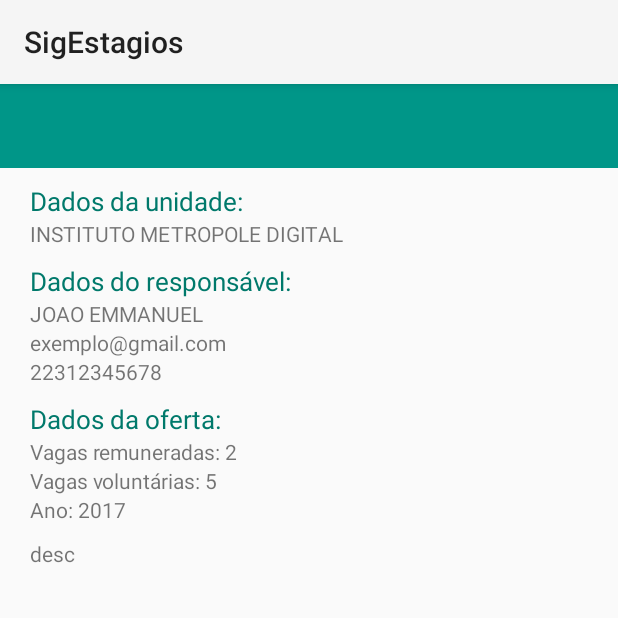
After one commit to YuriAlessandro/SIGOP, an Android app: the TeacherAssistantShowActivity screen opened directly, with no data from a screen before it, on a phone screen of 412 x 824 dp, the top half of it. The commit adds this screen. Run offline under Robolectric (Android 15) with nearby library versions, the phone set to English and light mode, and no system bars; 3 statements that could not run were skipped.

Commit message:
Add activities #20

```diff
--- /dev/null
+++ b/app/src/main/java/br/ufrn/sigestagios/activities/TeacherAssistantShowActivity.java
@@ -0,0 +1,60 @@
+package br.ufrn.sigestagios.activities;
+
+import android.os.Bundle;
+import android.support.v7.app.AppCompatActivity;
+import android.widget.TextView;
+
+import br.ufrn.sigestagios.R;
+import br.ufrn.sigestagios.models.TeacherAssistant;
+
+/**
+ * Created by Joao on 02/12/2017.
+ */
+
+public class TeacherAssistantShowActivity extends AppCompatActivity {
+    TeacherAssistant offer;
+    TextView description, term, email, year, cpf_cnpj, responsible, positionsRemunerated, positionsVolunteers;
+
+    @Override
+    protected void onCreate(Bundle savedInstanceState) {
+        super.onCreate(savedInstanceState);
+        setContentView(R.layout.teacher_assistant_show_activity);
+
+        offer = new TeacherAssistant (
+                "desc",
+                "INSTITUTO METROPOLE DIGITAL",
+                0 ,
+                "exemplo@gmail.com",
+                2017 ,
+                "22312345678",
+                2,
+                2,
+                "JOAO EMMANUEL",
+                5,
+                2);
+
+        description = (TextView) findViewById(R.id.taDesc);
+        description.setText(offer.getDescription());
+
+        term = (TextView) findViewById(R.id.taTerm);
+        term.setText(offer.getTerm());
+
+        email = (TextView) findViewById(R.id.taEmail);
+        email.setText(offer.getEmail());
+
+        year = (TextView) findViewById(R.id.taYear);
+        year.setText(offer.getYear());
+
+        cpf_cnpj = (TextView) findViewById(R.id.taCpf_cnpj);
+        cpf_cnpj.setText(offer.getCpf_cnpj());
+
+        responsible = (TextView) findViewById(R.id.taResponsible);
+        responsible.setText(offer.getResponsible());
+
+        positionsRemunerated = (TextView) findViewById(R.id.taPositionsRemunerated);
+        positionsRemunerated.setText(offer.getPositionsRemunerated());
+
+        positionsVolunteers = (TextView) findViewById(R.id.taPositionsVolunteers);
+        positionsVolunteers.setText(offer.getPositionsVolunteers());
+    }
+}
--- a/app/src/main/java/br/ufrn/sigestagios/models/AssociatedAction.java
+++ b/app/src/main/java/br/ufrn/sigestagios/models/AssociatedAction.java
@@ -8,12 +8,12 @@ import java.io.Serializable;
 
 public class AssociatedAction extends Offer implements Serializable {
     private int year;
-    private int cpf_cnpj;
+    private long cpf_cnpj;
     private String responsible;
     private int positionsRemunerated;
     private int idProject;
 
-    public AssociatedAction(String description, String term, int idTerm, String email, int year, int cpf_cnpj, String responsible, int positionsRemunerated, int idProject) {
+    public AssociatedAction(String description, String term, int idTerm, String email, int year, long cpf_cnpj, String responsible, int positionsRemunerated, int idProject) {
         super(description, term, idTerm, email);
         this.year = year;
         this.cpf_cnpj = cpf_cnpj;
@@ -26,7 +26,7 @@ public class AssociatedAction extends Offer implements Serializable {
         return year;
     }
 
-    public int getCpf_cnpj() {
+    public long getCpf_cnpj() {
         return cpf_cnpj;
     }
 
--- a/app/src/main/java/br/ufrn/sigestagios/models/Extension.java
+++ b/app/src/main/java/br/ufrn/sigestagios/models/Extension.java
@@ -8,13 +8,13 @@ import java.io.Serializable;
 
 public class Extension extends Offer implements Serializable {
     private int year;
-    private int cpf_cnpj;
+    private long cpf_cnpj;
     private String responsible;
     private int positionsRemunerated;
     private int idProject;
     private int idProjectExtension;
 
-    public Extension(String description, String term, int idTerm, String email, int year, int cpf_cnpj, String responsible, int positionsRemunerated, int idProject, int idProjectExtension) {
+    public Extension(String description, String term, int idTerm, String email, int year, long cpf_cnpj, String responsible, int positionsRemunerated, int idProject, int idProjectExtension) {
         super(description, term, idTerm, email);
         this.year = year;
         this.cpf_cnpj = cpf_cnpj;
@@ -28,7 +28,7 @@ public class Extension extends Offer implements Serializable {
         return year;
     }
 
-    public int getCpf_cnpj() {
+    public long getCpf_cnpj() {
         return cpf_cnpj;
     }
 
--- a/app/src/main/res/layout/teacher_assistant_show_activity.xml
+++ b/app/src/main/res/layout/teacher_assistant_show_activity.xml
@@ -29,9 +29,9 @@
                 android:textSize="17dp"
                 android:textColor="@color/colorPrimaryDark"
                 android:layout_gravity="start"
-                android:layout_matainLeft="20dp"
-                android:layout_matainRight="20dp"
-                android:layout_matainTop="10dp"/>
+                android:layout_marginLeft="20dp"
+                android:layout_marginRight="20dp"
+                android:layout_marginTop="10dp"/>
 
             <TextView
                 android:id="@+id/taTerm"
@@ -47,7 +47,7 @@
                 android:layout_height="wrap_content"
                 android:layout_below="@+id/taTerm"
                 android:layout_alignStart="@+id/taTerm"
-                android:layout_matainTop="10dp"
+                android:layout_marginTop="10dp"
                 android:textColor="@color/colorPrimaryDark"
                 android:textSize="17dp"
                 android:text="Dados do responsável:" />
@@ -82,7 +82,7 @@
                 android:layout_height="wrap_content"
                 android:layout_below="@+id/taCpf_cnpj"
                 android:layout_alignStart="@+id/taTerm"
-                android:layout_matainTop="10dp"
+                android:layout_marginTop="10dp"
                 android:textColor="@color/colorPrimaryDark"
                 android:textSize="17dp"
                 android:text="Dados da oferta:" />
@@ -93,7 +93,7 @@
                 android:layout_height="wrap_content"
                 android:layout_below="@+id/taTitle3"
                 android:layout_alignStart="@+id/taTerm"
-                android:layout_matainRight="10dp"
+                android:layout_marginRight="10dp"
                 android:text="Vagas remuneradas: 2" />
 
             <TextView
@@ -102,7 +102,7 @@
                 android:layout_height="wrap_content"
                 android:layout_below="@+id/taPositionsRemunerated"
                 android:layout_alignStart="@+id/taTerm"
-                android:layout_matainRight="10dp"
+                android:layout_marginRight="10dp"
                 android:text="Vagas voluntárias: 5" />
 
             <TextView
@@ -119,7 +119,7 @@
                 android:layout_height="wrap_content"
                 android:layout_below="@id/taYear"
                 android:layout_alignStart="@+id/taTerm"
-                android:layout_matainTop="10dp"
+                android:layout_marginTop="10dp"
                 android:text="Descrição: \nAbscsvcn sncbs nbcsnb cns bcbs nbs nbcnsbc nbscbscscscscscscscscscscscscscscsc scscsc" />
         </RelativeLayout>
 
```
Also changed, not shown: app/src/main/AndroidManifest.xml (+9 -0 lines), app/src/main/java/br/ufrn/sigestagios/activities/AssociatedActionShowActivity.java (added, +55 -0 lines), app/src/main/java/br/ufrn/sigestagios/activities/ExtensionShowActivity.java (added, +56 -0 lines), app/src/main/java/br/ufrn/sigestagios/activities/InternshipShowActivity.java (added, +76 -0 lines), app/src/main/java/br/ufrn/sigestagios/activities/ResearchGrantShowActivity.java (added, +61 -0 lines), app/src/main/java/br/ufrn/sigestagios/activities/SupportServiceShowActivity.java (added, +43 -0 lines).
